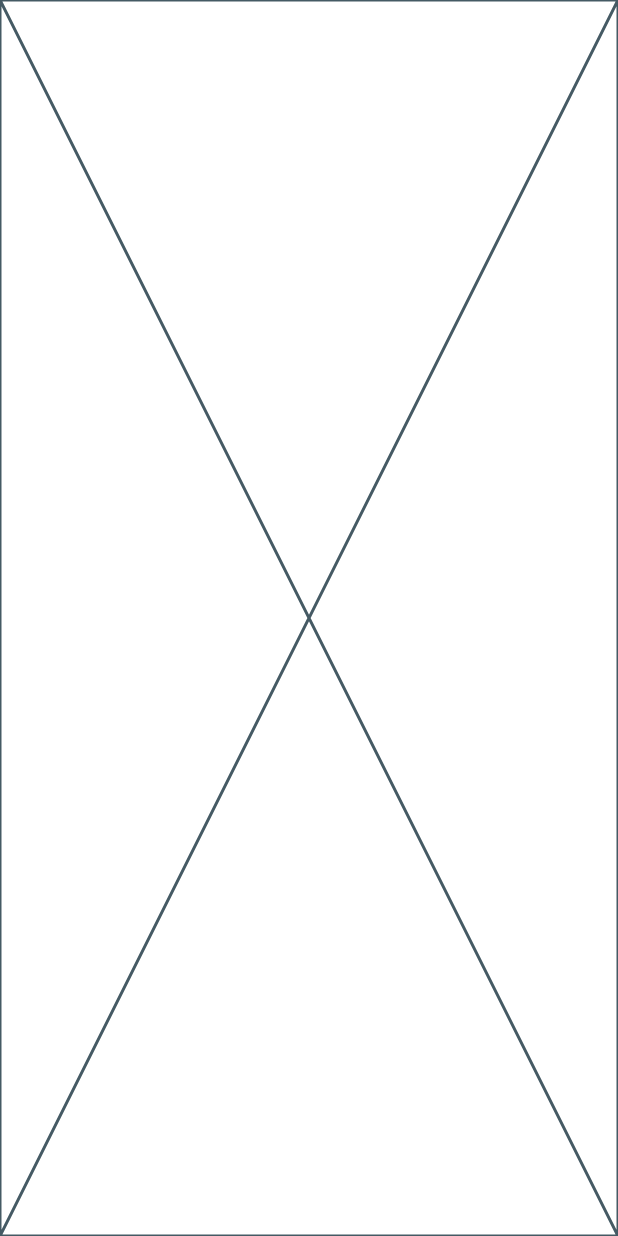
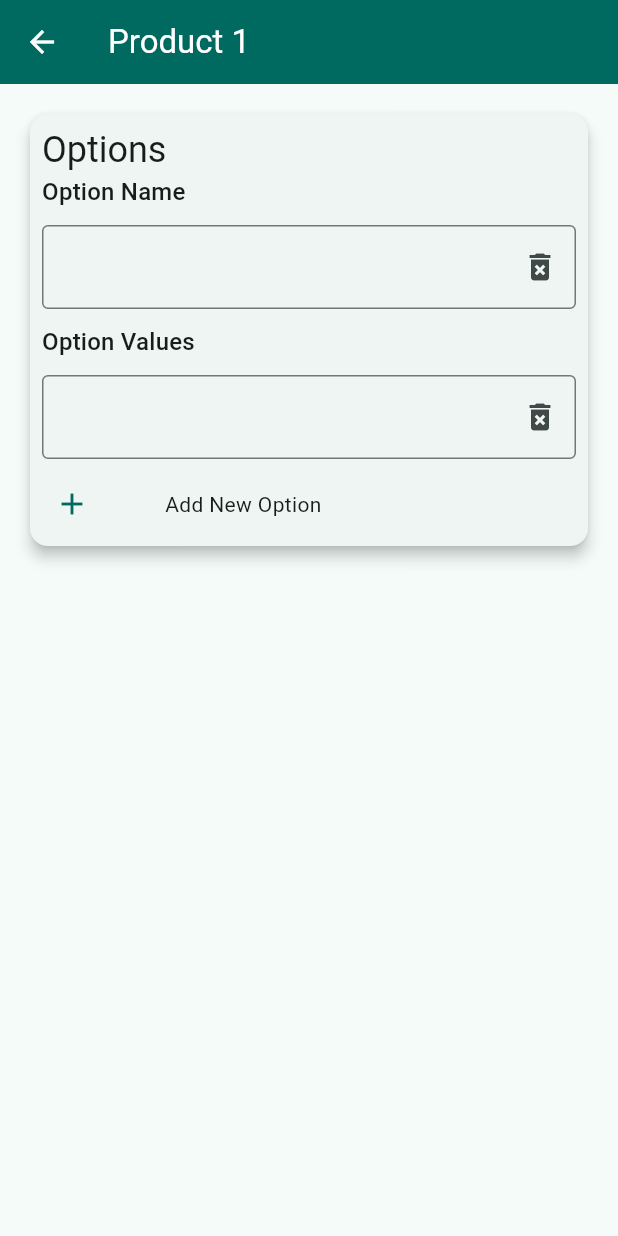
Before and after one commit to Arnie1x/shopify_variants, a Flutter app: the screen it shows after launch, after a tap on "Product 1", on a phone screen of 412 x 824 dp. Run offline on Flutter 3.47's test engine with Material 3 defaults, Android fonts, the phone set to English and light mode, and no system bars; our stand-ins replace get.

Commit message:
Created the UI for the Options Page
Created an InputField Widget that is made up of a TextFormField

```diff
--- a/lib/main.dart
+++ b/lib/main.dart
@@ -17,7 +17,7 @@ class MyApp extends StatelessWidget {
       initialRoute: '/',
       title: 'Flutter Demo',
       theme: ThemeData(
-        colorScheme: ColorScheme.fromSeed(seedColor: Colors.deepPurple),
+        colorScheme: ColorScheme.fromSeed(seedColor: Colors.teal),
         useMaterial3: true,
       ),
       // home: const MyHomePage(title: 'Flutter Demo Home Page'),
--- a/lib/pages/options.dart
+++ b/lib/pages/options.dart
@@ -7,8 +7,95 @@ class Options extends StatelessWidget {
 
   @override
   Widget build(BuildContext context) {
-    return Container(
-      child: const Placeholder(),
+    return Scaffold(
+        appBar: AppBar(
+          title: const Text('Product 1'),
+          backgroundColor: Theme.of(context).colorScheme.primary,
+          foregroundColor: Theme.of(context).colorScheme.onPrimary,
+        ),
+        body: Padding(
+          padding: const EdgeInsets.all(16),
+          child: ListView(children: [
+            Card(
+              elevation: 4,
+              child: Padding(
+                padding: const EdgeInsets.all(8.0),
+                child: Column(
+                  crossAxisAlignment: CrossAxisAlignment.start,
+                  children: [
+                    Text(
+                      'Options',
+                      style: Theme.of(context).textTheme.headlineSmall,
+                    ),
+                    Text(
+                      'Option Name',
+                      style: Theme.of(context).textTheme.titleMedium,
+                    ),
+                    const InputField(),
+                    Text(
+                      'Option Values',
+                      style: Theme.of(context).textTheme.titleMedium,
+                    ),
+                    const InputField(),
+                    const NewOptionButton()
+                  ],
+                ),
+              ),
+            )
+          ]),
+        ));
+  }
+}
+
+class InputField extends StatelessWidget {
+  final String? labelText;
+  const InputField({
+    super.key,
+    this.labelText,
+  });
+
+  @override
+  Widget build(BuildContext context) {
+    return Padding(
+      padding: const EdgeInsets.fromLTRB(0, 10, 0, 10),
+      child: TextFormField(
+        decoration: InputDecoration(
+            labelText: labelText ?? "",
+            border: const OutlineInputBorder(),
+            suffixIcon: IconButton(
+                onPressed: () {},
+                icon: const Icon(
+                  Icons.delete_forever,
+                ))),
+      ),
     );
   }
 }
+
+class NewOptionButton extends StatelessWidget {
+  const NewOptionButton({
+    super.key,
+  });
+
+  @override
+  Widget build(BuildContext context) {
+    return InkWell(
+      onTap: () {},
+      child: Padding(
+        padding: const EdgeInsets.all(8.0),
+        child: Row(
+          children: [
+            Icon(
+              Icons.add,
+              color: Theme.of(context).colorScheme.primary,
+            ),
+            const SizedBox(
+              width: 50,
+            ),
+            const Text('Add New Option'),
+          ],
+        ),
+      ),
+    );
+  }
+}
--- a/lib/widgets/product_card.dart
+++ b/lib/widgets/product_card.dart
@@ -23,7 +23,7 @@ class ProductCard extends StatelessWidget {
                 padding: const EdgeInsets.all(16),
                 child: Text(
                   'Product 1',
-                  style: TextStyle(
+                  style: Theme.of(context).textTheme.headlineSmall!.copyWith(
                       color:
                           Theme.of(context).colorScheme.onSecondaryContainer),
                 ),
```
